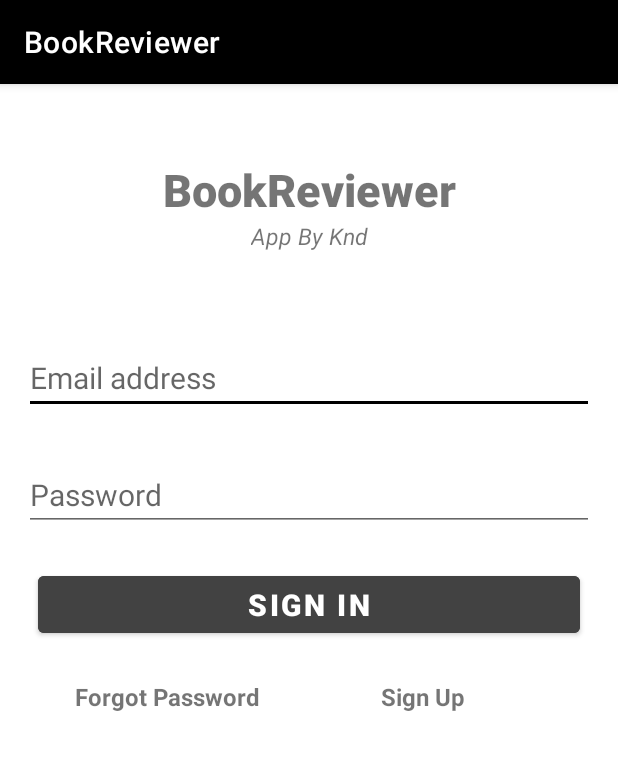
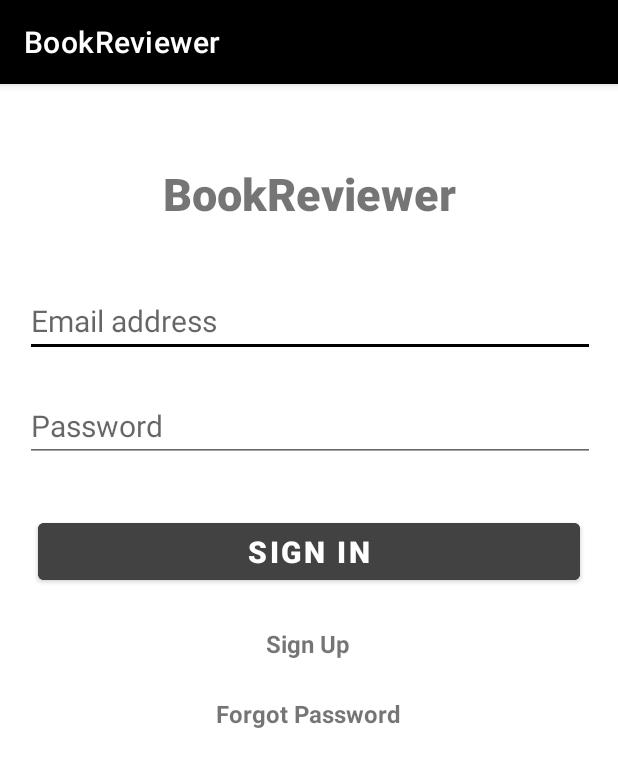
Before and after one commit to knd282/Android4Assignment, an Android app: the screen it shows after launch (MainActivity), on a phone screen of 412 x 824 dp. Shown: the top 767 px of the screen. Run offline under Robolectric (Android 15) with nearby library versions, the phone set to English and light mode, and no system bars; our stand-ins replace Firebase (no records; nobody signed in at launch, a user with empty details on screens opened directly).

Commit message:
orientation and screen sizes added

```diff
--- a/app/src/main/res/layout/activity_main.xml
+++ b/app/src/main/res/layout/activity_main.xml
@@ -6,57 +6,53 @@
     android:layout_height="match_parent"
     tools:context=".MainActivity">
 
+
     <TextView
         android:id="@+id/banner"
         android:layout_width="match_parent"
         android:layout_height="wrap_content"
-        android:layout_marginTop="50dp"
         android:fontFamily="sans-serif-black"
         android:text="BookReviewer"
         android:textAlignment="center"
         android:textSize="30sp"
         android:textStyle="bold"
-        app:layout_constraintLeft_toLeftOf="parent"
-        app:layout_constraintRight_toRightOf="parent"
-        app:layout_constraintTop_toTopOf="parent" />
-
-    <TextView
-        android:id="@+id/bannerDescription"
-        android:layout_width="wrap_content"
-        android:layout_height="wrap_content"
-        android:text="App By Knd"
-        android:textStyle="italic"
-        android:textSize="15sp"
-        android:textAlignment="center"
-        app:layout_constraintTop_toBottomOf="@id/banner"
-        app:layout_constraintLeft_toLeftOf="parent"
-        app:layout_constraintRight_toRightOf="parent" />
+        app:layout_constraintBottom_toBottomOf="parent"
+        app:layout_constraintEnd_toEndOf="parent"
+        app:layout_constraintHorizontal_bias="0.0"
+        app:layout_constraintStart_toStartOf="parent"
+        app:layout_constraintTop_toTopOf="parent"
+        app:layout_constraintVertical_bias="0.072" />
 
     <EditText
         android:id="@+id/email"
         android:layout_width="380dp"
         android:layout_height="wrap_content"
-        android:layout_marginTop="60dp"
+        android:layout_marginTop="36dp"
         android:ems="10"
         android:hint="Email address"
         android:inputType="textEmailAddress"
         android:textSize="20sp"
-        app:layout_constraintLeft_toLeftOf="parent"
-        app:layout_constraintRight_toRightOf="parent"
-        app:layout_constraintTop_toBottomOf="@id/bannerDescription" />
+        app:layout_constraintBottom_toBottomOf="parent"
+        app:layout_constraintEnd_toEndOf="parent"
+        app:layout_constraintHorizontal_bias="0.516"
+        app:layout_constraintStart_toStartOf="parent"
+        app:layout_constraintTop_toTopOf="parent"
+        app:layout_constraintVertical_bias="0.143" />
 
     <EditText
         android:id="@+id/password"
         android:layout_width="380dp"
         android:layout_height="wrap_content"
         android:ems="10"
+        android:hint="Password"
         android:inputType="textPassword"
         android:textSize="20sp"
-        android:hint="Password"
-        app:layout_constraintRight_toRightOf="parent"
-        app:layout_constraintLeft_toLeftOf="parent"
-        app:layout_constraintTop_toBottomOf="@id/email"
-        android:layout_margin="30dp"/>
+        app:layout_constraintBottom_toBottomOf="parent"
+        app:layout_constraintEnd_toEndOf="parent"
+        app:layout_constraintHorizontal_bias="0.516"
+        app:layout_constraintStart_toStartOf="parent"
+        app:layout_constraintTop_toBottomOf="@+id/email"
+        app:layout_constraintVertical_bias="0.041" />
 
     <Button
         android:id="@+id/signIn"
@@ -68,21 +64,24 @@
         android:textColor="#ffffff"
         android:textSize="20sp"
         android:textStyle="bold"
-        app:layout_constraintLeft_toLeftOf="parent"
-        app:layout_constraintRight_toRightOf="parent"
-        app:layout_constraintTop_toBottomOf="@+id/password" />
+        app:layout_constraintBottom_toBottomOf="parent"
+        app:layout_constraintEnd_toEndOf="parent"
+        app:layout_constraintStart_toStartOf="parent"
+        app:layout_constraintTop_toBottomOf="@+id/password"
+        app:layout_constraintVertical_bias="0.026" />
 
     <TextView
         android:id="@+id/forgotPassword"
         android:layout_width="wrap_content"
         android:layout_height="wrap_content"
         android:text="Forgot Password"
+        android:textSize="16sp"
         android:textStyle="bold"
-        android:textSize="16sp"
-        app:layout_constraintTop_toBottomOf="@+id/signIn"
-        app:layout_constraintLeft_toLeftOf="parent"
-        android:layout_marginTop="25dp"
-        android:layout_marginLeft="50dp" />
+        app:layout_constraintBottom_toBottomOf="parent"
+        app:layout_constraintEnd_toEndOf="parent"
+        app:layout_constraintStart_toStartOf="parent"
+        app:layout_constraintTop_toBottomOf="@+id/register"
+        app:layout_constraintVertical_bias="0.069" />
 
     <TextView
         android:id="@+id/register"
@@ -91,10 +90,12 @@
         android:text="Sign Up"
         android:textSize="16sp"
         android:textStyle="bold"
-        app:layout_constraintTop_toTopOf="@+id/forgotPassword"
-        app:layout_constraintLeft_toRightOf="@+id/forgotPassword"
-        android:layout_marginLeft="80dp"
-        />
+        app:layout_constraintBottom_toBottomOf="parent"
+        app:layout_constraintEnd_toEndOf="parent"
+        app:layout_constraintHorizontal_bias="0.498"
+        app:layout_constraintStart_toStartOf="parent"
+        app:layout_constraintTop_toBottomOf="@+id/signIn"
+        app:layout_constraintVertical_bias="0.062" />
 
     <ProgressBar
         android:id="@+id/progressBar"
--- a/app/src/main/res/layout/activity_wish_list.xml
+++ b/app/src/main/res/layout/activity_wish_list.xml
@@ -113,7 +113,7 @@
         app:layout_constraintRight_toRightOf="parent"
         app:layout_constraintStart_toStartOf="parent"
         app:layout_constraintTop_toTopOf="parent"
-        app:layout_constraintVertical_bias="0.901" />
+        app:layout_constraintVertical_bias="0.900" />
 
 
 </androidx.constraintlayout.widget.ConstraintLayout>
```
Also changed, not shown: app/src/main/AndroidManifest.xml (+8 -0 lines), app/src/main/res/layout/activity_forgot_password.xml (+1 -13 lines), app/src/main/res/layout/activity_search_book.xml (+32 -26 lines), app/src/main/res/layout/activity_sign_up.xml (+1 -13 lines).
